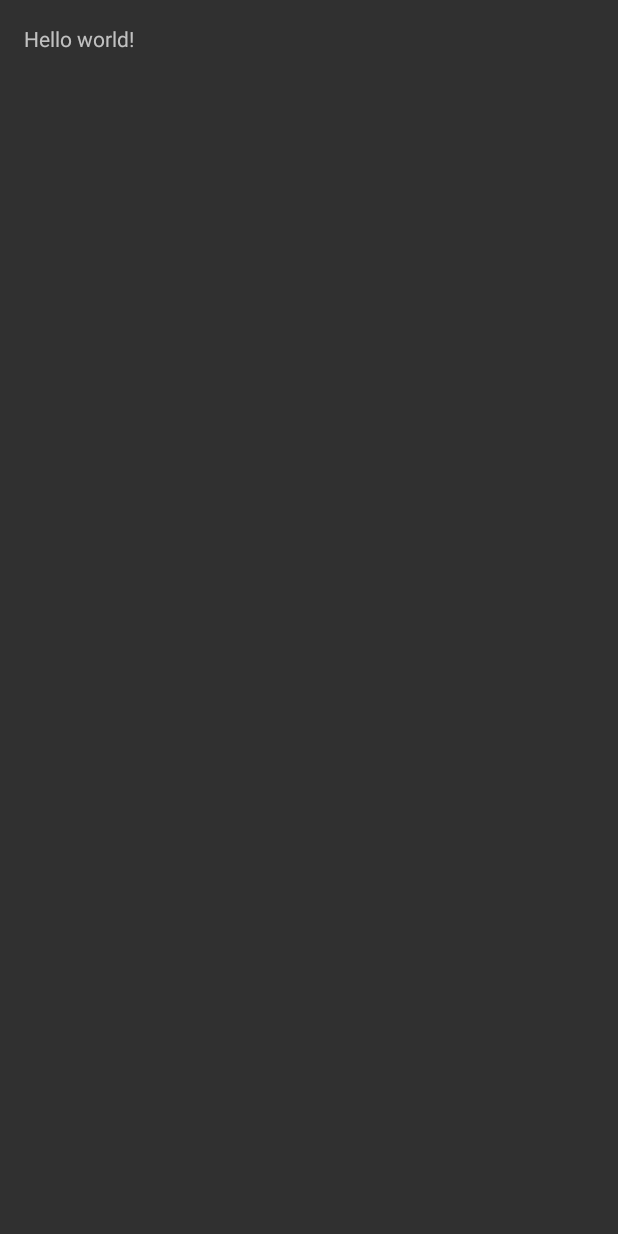
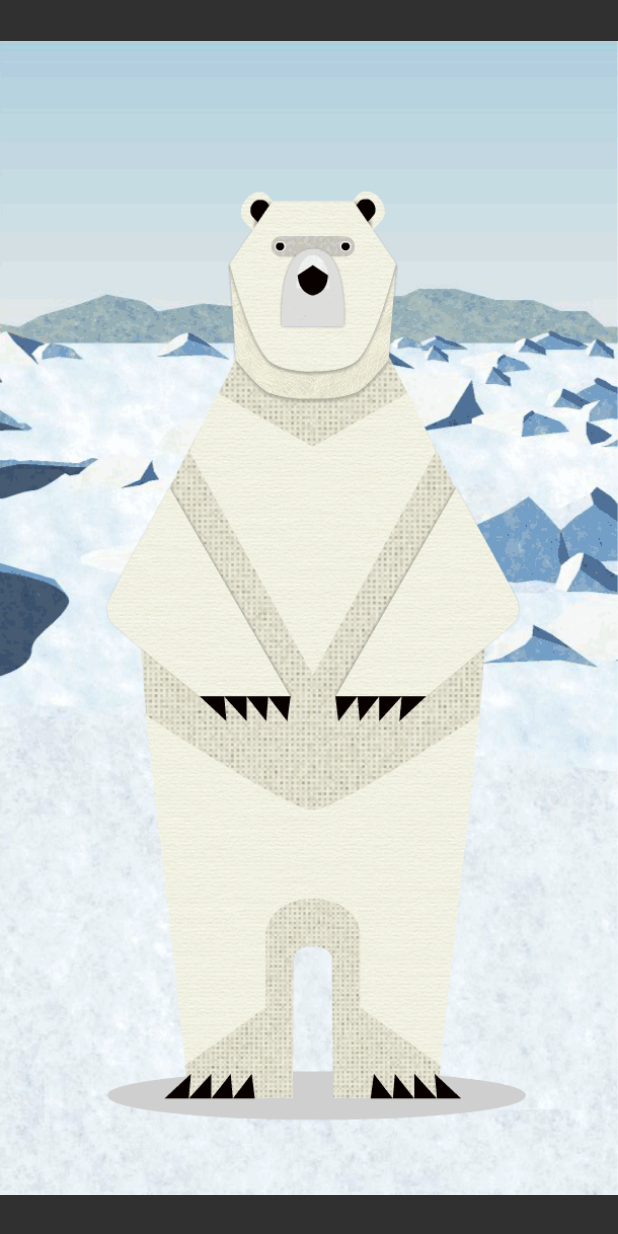
Before and after one commit to jhihzonghu/LKScreen, an Android app: the screen it shows after launch (MainActivity), on a phone screen of 412 x 824 dp. Before the commit the screen is almost empty. Run offline under Robolectric (Android 15) with nearby library versions, the phone set to English and light mode, and no system bars; libraries missing offline, so code that uses them is left out: com.felipecsl.gifimageview.

```diff
--- a/app/build.gradle
+++ b/app/build.gradle
@@ -22,4 +22,6 @@ android {
 dependencies {
     compile fileTree(dir: 'libs', include: ['*.jar'])
     compile 'com.android.support:appcompat-v7:22.0.0'
+    compile 'com.felipecsl:gifimageview:1.1.0'
+    compile 'pl.droidsonroids.gif:android-gif-drawable:1.1.+'
 }
--- a/app/src/main/AndroidManifest.xml
+++ b/app/src/main/AndroidManifest.xml
@@ -1,7 +1,8 @@
 <?xml version="1.0" encoding="utf-8"?>
 <manifest xmlns:android="http://schemas.android.com/apk/res/android"
     package="com.example.eclab.lcscreen" >
-    <uses-permission android:name="android.permission.DISABLE_KEYGUARD"/>
+
+   <!--uses-permission android:name="android.permission.DISABLE_KEYGUARD"/>-->
     <application
         android:allowBackup="true"
         android:icon="@mipmap/ic_launcher"
--- /dev/null
+++ b/app/src/main/java/com/example/eclab/lcscreen/Blur.java
@@ -0,0 +1,7 @@
+package com.example.eclab.lcscreen;
+
+/**
+ * Created by jhihzonghu on 2015/4/26.
+ */
+public class Blur {
+}
--- a/app/src/main/java/com/example/eclab/lcscreen/MainActivity.java
+++ b/app/src/main/java/com/example/eclab/lcscreen/MainActivity.java
@@ -2,17 +2,22 @@ package com.example.eclab.lcscreen;
 
 import android.content.Intent;
 import android.content.IntentFilter;
+import android.graphics.Bitmap;
+import android.graphics.drawable.Drawable;
 import android.support.v7.app.ActionBarActivity;
 import android.os.Bundle;
 import android.view.Menu;
 import android.view.MenuItem;
 import android.view.WindowManager;
 
+import com.felipecsl.gifimageview.library.GifImageView;
+
 
 public class MainActivity extends ActionBarActivity {
     private IntentFilter intentFilter ;
     private ScreenMonitor screenMonitor;
     private Intent ScreenService;
+
     @Override
     protected void onCreate(Bundle savedInstanceState) {
         getWindow().addFlags(WindowManager.LayoutParams.FLAG_SHOW_WHEN_LOCKED
@@ -21,6 +26,13 @@ public class MainActivity extends ActionBarActivity {
         setContentView(R.layout.activity_main);
         ScreenService = new Intent(this,ScreenService.class);
         startService(ScreenService);
+
+
+    }
+
+    @Override
+    protected void onStart() {
+        super.onStart();
 
     }
 
@@ -34,6 +46,7 @@ public class MainActivity extends ActionBarActivity {
     protected void onDestroy() {
         super.onDestroy();
         stopService(ScreenService);
+
     }
 
     @Override
--- a/app/src/main/java/com/example/eclab/lcscreen/ScreenService.java
+++ b/app/src/main/java/com/example/eclab/lcscreen/ScreenService.java
@@ -28,6 +28,6 @@ public class ScreenService extends Service {
     @Override
     public void onDestroy() {
         super.onDestroy();
-
+        unregisterReceiver(broadcastReceiver);
     }
 }
--- a/app/src/main/res/layout/activity_main.xml
+++ b/app/src/main/res/layout/activity_main.xml
@@ -1,11 +1,13 @@
 <RelativeLayout xmlns:android="http://schemas.android.com/apk/res/android"
     xmlns:tools="http://schemas.android.com/tools" android:layout_width="match_parent"
-    android:layout_height="match_parent" android:paddingLeft="@dimen/activity_horizontal_margin"
-    android:paddingRight="@dimen/activity_horizontal_margin"
-    android:paddingTop="@dimen/activity_vertical_margin"
-    android:paddingBottom="@dimen/activity_vertical_margin" tools:context=".MainActivity">
+    android:layout_height="match_parent"
+    tools:context=".MainActivity">
 
-    <TextView android:text="@string/hello_world" android:layout_width="wrap_content"
-        android:layout_height="wrap_content" />
+<pl.droidsonroids.gif.GifImageView
+    android:layout_width="match_parent"
+    android:layout_height="match_parent"
+    android:src="@drawable/bear"
+
+    />
 
 </RelativeLayout>
```
Also changed, not shown: app/src/main/res/drawable/bear.gif (added), 2 other files.
